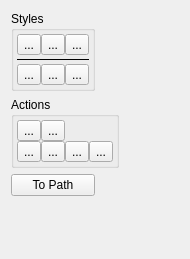
Qt form libs/flake/PathToolOptionWidgetBase.ui (KDE/krita) before a commit.
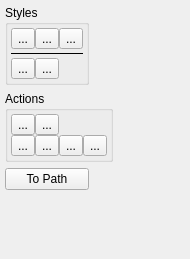
The same form after that commit.

Commit message: * Move the KoPathTool::snapToGrid to the KoInteractionStrategy to avoid code duplication. (it uses KoInteractionStrategy::applyGrid now) * Create a set of actions, one for each item in the PathTool. * Use a QtDesigner file for the options widget, which use the actions. Add feature that if a parameter-path is selected the useless actions are not shown. (and vice versa)

Diff of the .ui file:
```diff
--- a/libs/flake/PathToolOptionWidgetBase.ui
+++ b/libs/flake/PathToolOptionWidgetBase.ui
@@ -13,6 +13,18 @@
    <string>Form</string>
   </property>
   <layout class="QGridLayout" >
+   <property name="leftMargin" >
+    <number>5</number>
+   </property>
+   <property name="topMargin" >
+    <number>5</number>
+   </property>
+   <property name="rightMargin" >
+    <number>5</number>
+   </property>
+   <property name="bottomMargin" >
+    <number>5</number>
+   </property>
    <item row="0" column="0" >
     <widget class="QGroupBox" name="stylesGroup" >
      <property name="title" >
@@ -72,13 +84,6 @@
         </property>
        </widget>
       </item>
-      <item row="2" column="2" >
-       <widget class="QToolButton" name="pathSegment" >
-        <property name="text" >
-         <string>...</string>
-        </property>
-       </widget>
-      </item>
       <item row="1" column="0" colspan="3" >
        <widget class="Line" name="line" >
         <property name="frameShadow" >
```
The commit also changes 9 other files.
